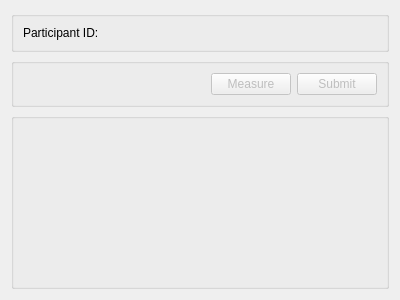
First picture: the form in src/dialogs/fraxdialog.ui, repository CLSA/cypress, before the edit.
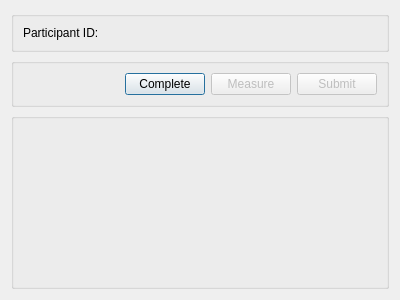
Second picture: the form after the edit.

What changed in the file:
```diff
--- a/src/dialogs/fraxdialog.ui
+++ b/src/dialogs/fraxdialog.ui
@@ -78,6 +78,13 @@
         </property>
        </spacer>
       </item>
+      <item>
+       <widget class="QPushButton" name="completeButton">
+        <property name="text">
+         <string>Complete</string>
+        </property>
+       </widget>
+      </item>
       <item>
        <widget class="QPushButton" name="measureButton">
         <property name="enabled">
```
